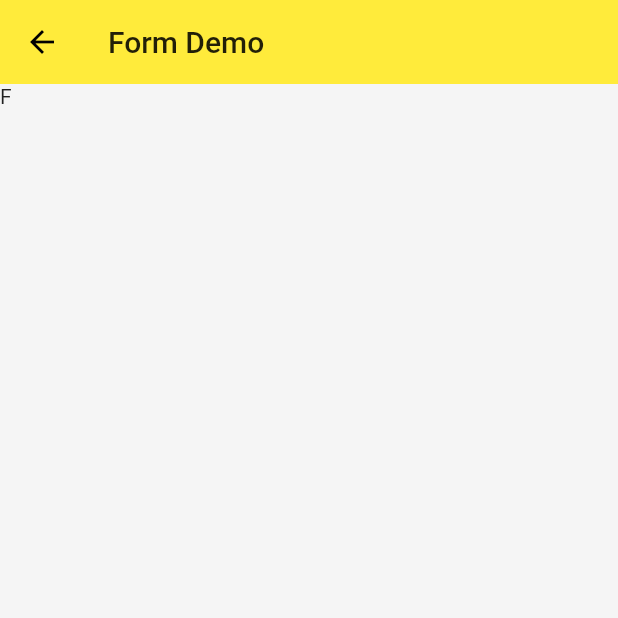
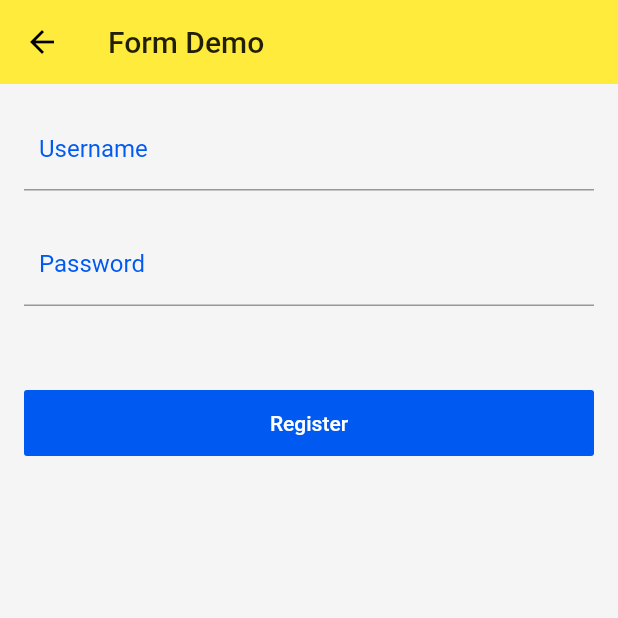
Before and after one commit to IPOSDai/Flutter_Ninghao, a Flutter app: the screen it shows after launch, item 4 of the bottom bar chosen, after a tap on "Form Input Demo", on a phone screen of 412 x 824 dp, the top half of it. Run offline on Flutter 3.47's test engine with Material 2 defaults, Android fonts, the phone set to English and light mode, and no system bars; network calls fail.

Commit message:
1，Form Demo

```diff
--- a/flutter_ninghao/lib/help.dart
+++ b/flutter_ninghao/lib/help.dart
@@ -27,3 +27,7 @@ class _TestPageState extends State<TestPage> {
     return Container();
   }
 }
+
+class AppUtils {
+  static const Color tinColor = Color.fromRGBO(0, 89, 241, 1.0);
+}
--- a/flutter_ninghao/lib/main.dart
+++ b/flutter_ninghao/lib/main.dart
@@ -2,13 +2,19 @@ import 'package:flutter/material.dart';
 import './demo/listview_demo.dart';
 import './demo/drawer_demo.dart';
 import './tabbar_controller.dart';
-
+import 'package:flutter/services.dart';
 
 import './page_demo/navigator_page.dart';
 
 import './help.dart';
 
-void main() => runApp(ZXXApp());
+void main() {
+
+  SystemChrome.setPreferredOrientations([DeviceOrientation.portraitUp])
+      .then((_) {
+    runApp(ZXXApp());
+  });
+}
 
 
 class ZXXApp extends StatelessWidget {
@@ -16,6 +22,7 @@ class ZXXApp extends StatelessWidget {
 
   @override
   Widget build(BuildContext context) {
+    FocusScope.of(context).requestFocus(FocusNode());
     // TODO: implement build
     return MaterialApp(
       debugShowCheckedModeBanner: false,
--- a/flutter_ninghao/lib/page_demo/demos_page.dart
+++ b/flutter_ninghao/lib/page_demo/demos_page.dart
@@ -2,6 +2,7 @@ import 'package:flutter/material.dart';
 import "../help.dart";
 
 import 'form_page.dart';
+import 'buttons_page.dart';
 
 import '../widges/listview_item.dart';
 
@@ -32,9 +33,13 @@ class DemosPage extends StatelessWidget {
 
           ListViewItem(
             height: 54.0,
-            title: 'Form Input Demo',
+            title: 'Buttons Demo',
             onPressed: () {
-              debugPrint("Form Input Demo");
+              Navigator.of(context).push(
+                  MaterialPageRoute(builder: (BuildContext context) {
+                    return ButtonDemoPage();
+                  })
+              );
             },
           ),
         ],
--- a/flutter_ninghao/lib/page_demo/form_page.dart
+++ b/flutter_ninghao/lib/page_demo/form_page.dart
@@ -1,17 +1,211 @@
 import 'package:flutter/material.dart';
+import '../help.dart';
 
 class FormPage extends StatelessWidget {
   @override
   Widget build(BuildContext context) {
-    return Scaffold(
-      backgroundColor: Colors.grey[100],
-      appBar: AppBar(
-        elevation: 0.0,
-        title: Text("Form Demo"),
-      ),
-      body: Container(
-        child: Text("F"),
+    return GestureDetector(
+      onTap: () {
+        FocusScope.of(context).requestFocus(FocusNode());
+      },
+      child: Scaffold(
+        backgroundColor: Colors.grey[100],
+        appBar: AppBar(
+          elevation: 0.0,
+          title: Text("Form Demo"),
+        ),
+        body: RegisterFormDemo(),
       ),
     );
   }
 }
+
+
+class RegisterFormDemo extends StatefulWidget {
+  @override
+  _RegisterFormDemoState createState() => _RegisterFormDemoState();
+}
+
+class _RegisterFormDemoState extends State<RegisterFormDemo> {
+  final registerFormKey = GlobalKey<FormState>();
+
+  String username, password;
+
+  bool _autovalidateUsername = false;
+  bool _autovalidatePassword = false;
+
+  void _submitRegisteForm() {
+    if (registerFormKey.currentState.validate()) {
+      registerFormKey.currentState.save();
+
+      debugPrint(username);
+      debugPrint(password);
+      FocusScope.of(context).requestFocus(FocusNode());
+
+      Scaffold.of(context).showSnackBar(
+        SnackBar(
+          content: Text('Registering...'),
+        )
+      );
+    } else {
+      setState(() {
+        _autovalidateUsername = true;
+        _autovalidatePassword = true;
+      });
+    }
+  }
+
+  String _validateUsername(value) {
+    if (value.isEmpty) {
+      return "Username is required.";
+    }
+    return null;
+  }
+
+  String _validatePassword(value) {
+    if (value.isEmpty) {
+      return "Password is required.";
+    }
+    return null;
+  }
+
+  @override
+  Widget build(BuildContext context) {
+    return Container(
+      padding: const EdgeInsets.all(16.0),
+      child: Form(
+        key: registerFormKey,
+        child: Column(
+          children: <Widget>[
+            TextFormField(
+              cursorColor: AppUtils.tinColor,
+//              decoration: InputDecoration.collapsed(hintText: "Username"),
+              enableInteractiveSelection: false,
+              decoration: InputDecoration(
+                labelText: "Username",
+                helperText: "",
+                fillColor: AppUtils.tinColor,
+                contentPadding: const EdgeInsets.all(10.0),
+                labelStyle: TextStyle(
+                  color: AppUtils.tinColor,
+                ),
+              ),
+              onSaved: (value) {
+                username = value;
+              },
+
+              validator: _validateUsername,
+              autovalidate: _autovalidateUsername,
+            ),
+
+            TextFormField(
+              cursorColor: AppUtils.tinColor,
+              obscureText: true,
+              decoration: InputDecoration(
+                labelText: "Password",
+                helperText: "",
+                fillColor: AppUtils.tinColor,
+                contentPadding: const EdgeInsets.all(10.0),
+                labelStyle: TextStyle(
+                  color: AppUtils.tinColor,
+                ),
+                border: UnderlineInputBorder(
+                  borderSide: BorderSide(
+                    color: AppUtils.tinColor,
+                    style: BorderStyle.solid,
+                    width: 1.0,
+                  ),
+                ),
+
+              ),
+              onSaved: (value) {
+                password = value;
+              },
+              validator: _validatePassword,
+              autovalidate: _autovalidatePassword,
+            ),
+
+            SizedBox(height: 32.0,),
+
+            Container(
+              width: double.infinity,
+              child: RaisedButton(
+                color: AppUtils.tinColor,
+                child: Container(
+                  alignment: Alignment.center,
+                  height: 44.0,
+                  child: Text('Register', style: TextStyle(color: Colors.white),),
+                ),
+                elevation: 0.0,
+                onPressed: _submitRegisteForm,
+              ),
+            ),
+          ],
+        ),
+      ),
+    );
+  }
+}
+
+
+
+
+class TextFieldDemo extends StatefulWidget {
+  @override
+  _TextFieldDemoState createState() => _TextFieldDemoState();
+}
+
+class _TextFieldDemoState extends State<TextFieldDemo> {
+
+  final textEditingController = TextEditingController();
+
+  @override
+  void initState() {
+    // TODO: implement initState
+    super.initState();
+//    textEditingController.text = "hihi";
+    textEditingController.addListener(
+        () {
+          debugPrint("${textEditingController.text}");
+        }
+    );
+  }
+
+
+  @override
+  Widget build(BuildContext context) {
+    return Center(
+      child: Container(
+        padding: const EdgeInsets.all(16.0),
+        child: Column(
+          crossAxisAlignment: CrossAxisAlignment.center,
+          children: <Widget>[
+            TextField(
+              controller: textEditingController,
+              cursorColor: AppUtils.tinColor,
+              decoration: InputDecoration(
+                icon: Icon(Icons.subject),
+                labelText: "Title",
+                hintText: "Enter the post title.",
+//              border: OutlineInputBorder(),
+                filled: true,
+              ),
+//            onChanged: (value) {
+//              debugPrint(value);
+//            },
+              onSubmitted: (value) {
+                debugPrint(value);
+              },
+            ),
+          ],
+        ),
+      ),
+    );
+  }
+
+  @override
+  void dispose() {
+    textEditingController.dispose();
+    super.dispose();
+  }
+}
```
Also changed, not shown: flutter_ninghao/lib/page_demo/buttons_page.dart (added, +20 -0 lines).
